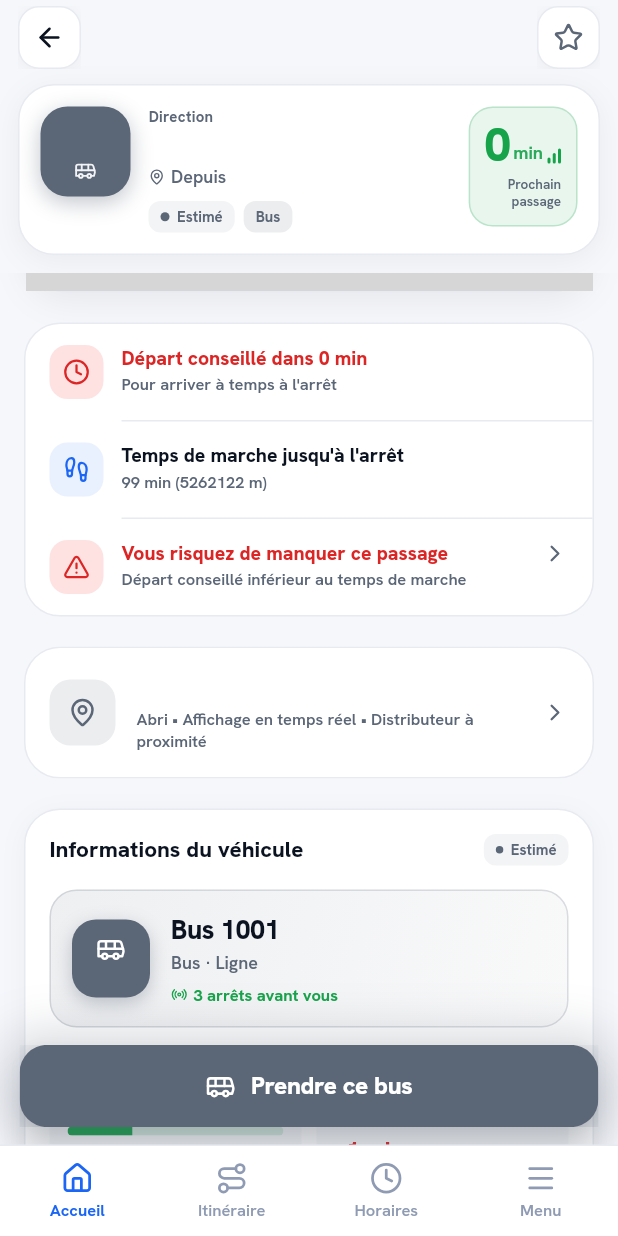
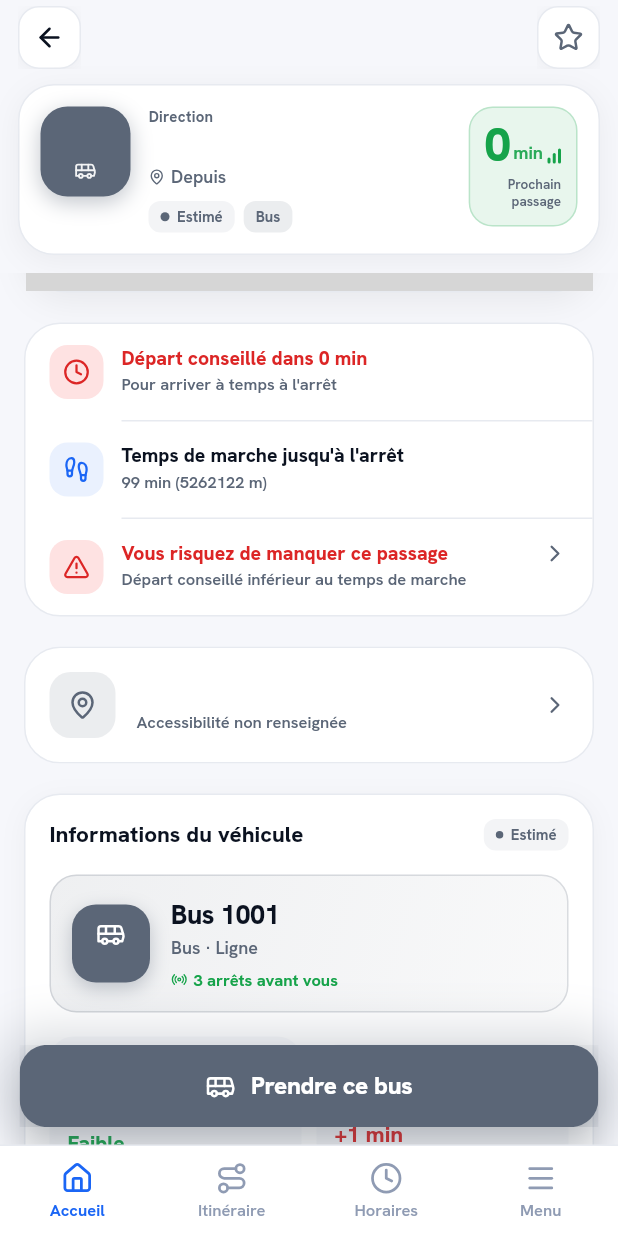
Before and after one commit to dixandmeet/iv0, a Flutter app: the LineDetailPage screen opened directly with empty values, scrolled down 576 dp, on a phone screen of 412 x 824 dp. Run offline on Flutter 3.47's test engine with Material 3 defaults, Android fonts, the phone set to English and light mode, and no system bars; drawn by our look-alikes of flutter_map; our stand-ins replace geolocator, google_fonts, latlong2, lucide_icons_flutter, shared_preferences, supabase_flutter; accounts and stored records are empty; network calls fail; grey boxes are pictures that could not be loaded.

Commit message:
Fiche arrêt: accès PMR 3 états + modes desservis, fin des équipements fabriqués
GtfsStop expose l'accessibilité PMR sur ses 3 états GTFS réels
(accessibilityLabel / isWheelchairInaccessible). Nouvelle carte
StopServicesCard (PMR + modes desservis, 100 % données réelles).
StopInfoCard (fiche ligne) ne fabrique plus « Abri / Distributeur /
Affichage temps réel » : n'affiche que le PMR réel + correspondances.

Co-Authored-By: Claude Opus 4.8 <noreply@anthropic.com>

```diff
--- a/lib/models/gtfs.dart
+++ b/lib/models/gtfs.dart
@@ -98,6 +98,21 @@ class GtfsStop {
   });
 
   bool get isWheelchairAccessible => wheelchairBoarding == 1;
+
+  /// Accessibilité PMR explicitement signalée comme impossible (valeur 2).
+  bool get isWheelchairInaccessible => wheelchairBoarding == 2;
+
+  /// Libellé d'accessibilité PMR couvrant les 3 états GTFS.
+  String get accessibilityLabel {
+    switch (wheelchairBoarding) {
+      case 1:
+        return 'Accès PMR';
+      case 2:
+        return 'Non accessible PMR';
+      default:
+        return 'Accessibilité non renseignée';
+    }
+  }
 
   factory GtfsStop.fromJson(Map<String, dynamic> json) {
     // GeoJSON point or coordinate fields from PostgreSQL
--- a/lib/widgets/line_detail/stop_info_card.dart
+++ b/lib/widgets/line_detail/stop_info_card.dart
@@ -9,18 +9,12 @@ class StopInfoCard extends StatelessWidget {
   final GtfsStop stop;
   final Color lineColor;
   final List<String> connections;
-  final bool hasShelter;
-  final bool hasTicketMachine;
-  final bool hasRealtimeDisplay;
 
   const StopInfoCard({
     super.key,
     required this.stop,
     required this.lineColor,
     this.connections = const [],
-    this.hasShelter = true,
-    this.hasTicketMachine = true,
-    this.hasRealtimeDisplay = true,
   });
 
   @override
@@ -35,10 +29,10 @@ class StopInfoCard extends StatelessWidget {
     final borderCol =
         isDark ? const Color(0x17FFFFFF) : const Color(0xFFE7EAF0);
 
+    // Uniquement des informations adossées aux données réelles : accessibilité
+    // PMR (3 états GTFS) et correspondances. Pas d'équipement fabriqué.
     final details = <String>[
-      if (hasShelter) 'Abri',
-      if (hasRealtimeDisplay) 'Affichage en temps réel',
-      if (hasTicketMachine) 'Distributeur à proximité',
+      stop.accessibilityLabel,
       if (connections.isNotEmpty) 'Correspondances : ${connections.join(', ')}',
     ].join(' • ');
 
```
Also changed, not shown: lib/widgets/stop_detail/stop_services_card.dart (added, +141 -0 lines).
